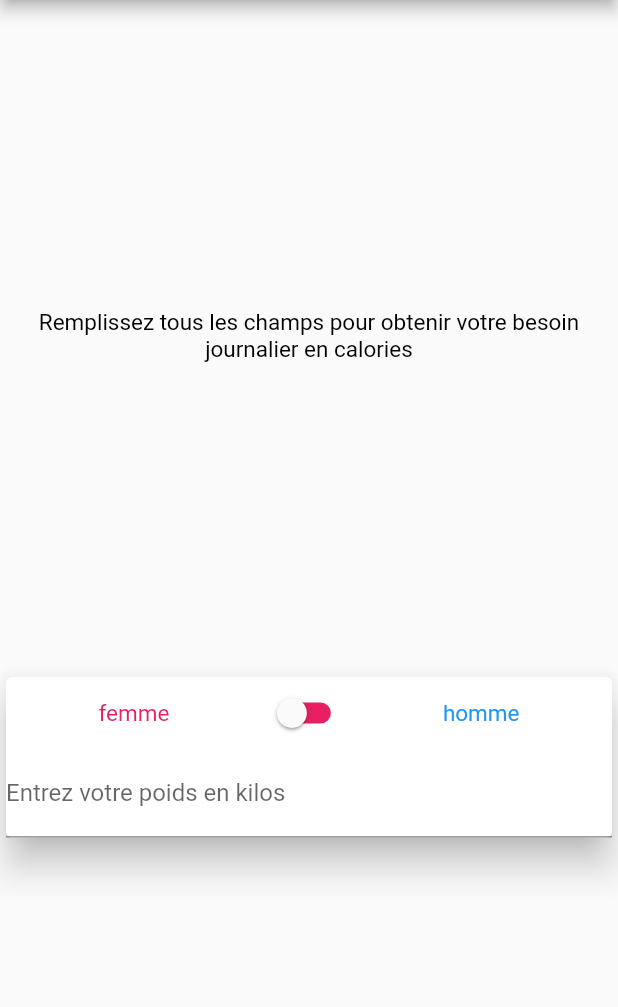
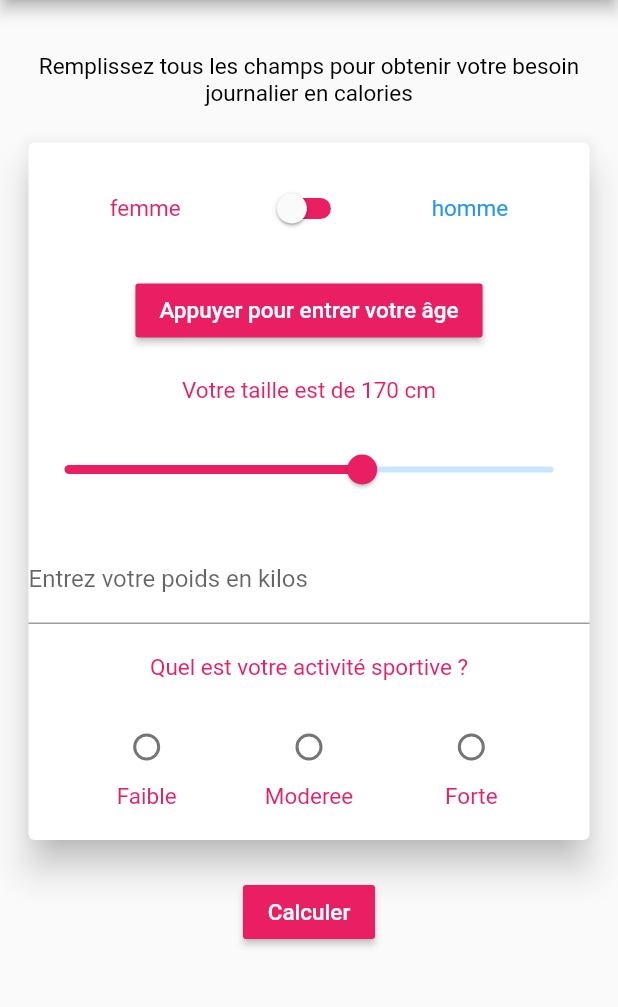
Before and after one commit to alxreed/calculateur_de_calories, a Flutter app: the screen it shows after launch, on a phone screen of 412 x 824 dp, the part 84-1091 px from its top. Run offline on Flutter 3.47's test engine with Material 2 defaults, Android fonts, the phone set to English and light mode, and no system bars.

Commit message:
app fonctionnelle

```diff
--- a/lib/main.dart
+++ b/lib/main.dart
@@ -27,9 +27,14 @@ class MyHomePage extends StatefulWidget {
 }
 
 class _MyHomePageState extends State<MyHomePage> {
-
   double poids;
+  int radioSelectionnee;
+  Map mapActivite = {0: "Faible", 1: "Moderee", 2: "Forte"};
+  int calorieBase;
+  int calorieAvecActivite;
   bool genre = false;
+  double age;
+  double taille = 170.0;
 
   @override
   Widget build(BuildContext context) {
@@ -40,16 +45,20 @@ class _MyHomePageState extends State<MyHomePage> {
           title: Text(widget.title),
           backgroundColor: setColor(),
         ),
-        body: Center(
+        body: new SingleChildScrollView(
+          padding: EdgeInsets.all(15.0),
           child: Column(
             mainAxisAlignment: MainAxisAlignment.spaceEvenly,
             children: <Widget>[
+              padding(),
               texeAvecStyle(
                   "Remplissez tous les champs pour obtenir votre besoin journalier en calories"),
+              padding(),
               new Card(
                 elevation: 10,
                 child: new Column(
                   children: <Widget>[
+                    padding(),
                     new Row(
                       mainAxisAlignment: MainAxisAlignment.spaceEvenly,
                       children: <Widget>[
@@ -64,9 +73,35 @@ class _MyHomePageState extends State<MyHomePage> {
                             });
                           },
                         ),
-                        texeAvecStyle("homme", color:Colors.blue),
+                        texeAvecStyle("homme", color: Colors.blue),
                       ],
                     ),
+                    padding(),
+                    new RaisedButton(
+                      color: setColor(),
+                      onPressed: (() => montrerPicker()),
+                      child: texeAvecStyle(
+                          (age == null)
+                              ? "Appuyer pour entrer votre âge"
+                              : "Votre âge est de ${age.toInt()}",
+                          color: Colors.white),
+                    ),
+                    padding(),
+                    texeAvecStyle("Votre taille est de ${taille.toInt()} cm",
+                        color: setColor()),
+                    padding(),
+                    new Slider(
+                      value: taille,
+                      onChanged: (double d) {
+                        setState(() {
+                          taille = d;
+                        });
+                      },
+                      activeColor: setColor(),
+                      max: 215.0,
+                      min: 100,
+                    ),
+                    padding(),
                     new TextField(
                       keyboardType: TextInputType.number,
                       onChanged: (String string) {
@@ -75,11 +110,22 @@ class _MyHomePageState extends State<MyHomePage> {
                         });
                       },
                       decoration: new InputDecoration(
-                        labelText: "Entrez votre poids en kilos"
-                      ),
-                    )
+                          labelText: "Entrez votre poids en kilos"),
+                    ),
+                    padding(),
+                    texeAvecStyle("Quel est votre activité sportive ?",
+                        color: setColor()),
+                    padding(),
+                    rowRadio(),
+                    padding()
                   ],
                 ),
+              ),
+              padding(),
+              new RaisedButton(
+                color: setColor(),
+                child: texeAvecStyle("Calculer", color: Colors.white),
+                onPressed: calculerNombreDeCalories,
               )
             ],
           ),
@@ -101,4 +147,133 @@ class _MyHomePageState extends State<MyHomePage> {
       return Colors.pink;
     }
   }
+
+  Padding padding() {
+    return Padding(
+      padding: EdgeInsets.only(top: 20),
+    );
+  }
+
+  Row rowRadio() {
+    List<Widget> l = [];
+    mapActivite.forEach((key, value) {
+      Column colonne = new Column(
+        mainAxisAlignment: MainAxisAlignment.center,
+        children: <Widget>[
+          new Radio(
+            activeColor: setColor(),
+            value: key,
+            groupValue: radioSelectionnee,
+            onChanged: (Object i) {
+              setState(() {
+                radioSelectionnee = i;
+              });
+            },
+          ),
+          texeAvecStyle(value, color: setColor()),
+        ],
+      );
+      l.add(colonne);
+    });
+    return Row(
+      mainAxisAlignment: MainAxisAlignment.spaceEvenly,
+      children: l,
+    );
+  }
+
+  Future<Null> montrerPicker() async {
+    DateTime choix = await showDatePicker(
+        context: context,
+        initialDate: new DateTime.now(),
+        firstDate: new DateTime(1900),
+        lastDate: new DateTime.now(),
+        initialDatePickerMode: DatePickerMode.year);
+    if (choix != null) {
+      var difference = new DateTime.now().difference(choix);
+      var jours = difference.inDays;
+      var ans = (jours / 365);
+      setState(() {
+        age = ans;
+      });
+    }
+  }
+
+  void calculerNombreDeCalories() {
+    if (age != null && poids != null && radioSelectionnee != null) {
+      // calculer
+      if (genre) {
+        calorieBase = (66.4730 + (13.7516 * poids) + (5.0033 * taille) - (6.7550 * age)).toInt();
+      } else {
+        calorieBase = (655.0955 + (9.5634 * poids) + (1.8496 * taille) - (4.6756 * age)).toInt();
+      }
+      switch(radioSelectionnee) {
+        case 0:
+          calorieAvecActivite = (calorieBase * 1.2).toInt();
+          break;
+        case 1:
+          calorieAvecActivite = (calorieBase * 1.5).toInt();
+          break;
+        case 2:
+          calorieAvecActivite = (calorieBase * 1.8).toInt();
+          break;
+        default:
+          calorieAvecActivite = calorieBase;
+          break;
+      }
+
+      setState(() {
+        dialogue();
+      });
+    } else {
+      //Alerte ya pas tous
+      alerte();
+    }
+  }
+
+  Future<Null> dialogue() async {
+    return showDialog(
+      context: context,
+      barrierDismissible: false,
+      builder: (BuildContext buildContext) {
+        return SimpleDialog(
+          title: texeAvecStyle("Votre besoin en calories", color: setColor()),
+          contentPadding: EdgeInsets.all(15.0),
+          children: <Widget>[
+            padding(),
+            texeAvecStyle("Votre besoin de base est de: $calorieBase"),
+            padding(),
+            texeAvecStyle("Votre besoin avec activité sportive est de: $calorieAvecActivite"),
+            new RaisedButton(
+              onPressed: () {
+                Navigator.pop(buildContext);
+              },
+              child: texeAvecStyle("OK", color: Colors.white),
+              color: setColor(),
+            )
+          ],
+        );
+      }
+    );
+  }
+
+  Future<Null> alerte() async {
+    return showDialog(
+      context: context,
+      barrierDismissible: false,
+      builder: (BuildContext buildContext) {
+        return new AlertDialog(
+          title: texeAvecStyle("Erreur"),
+          content: texeAvecStyle("Tous les champs ne sont pas remplis"),
+          actions: <Widget>[
+            new FlatButton(
+              onPressed: () {
+                Navigator.pop(buildContext);
+              },
+              child: texeAvecStyle("OK", color: Colors.red),
+            )
+          ],
+        );
+      }
+    );
+  }
 }
```
